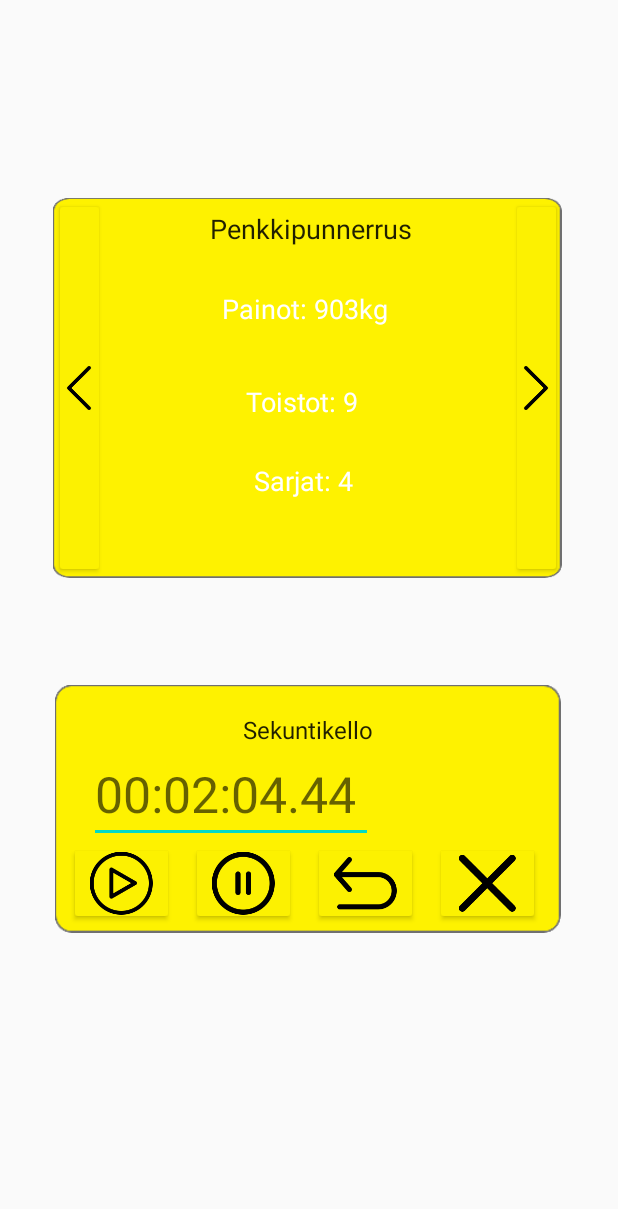
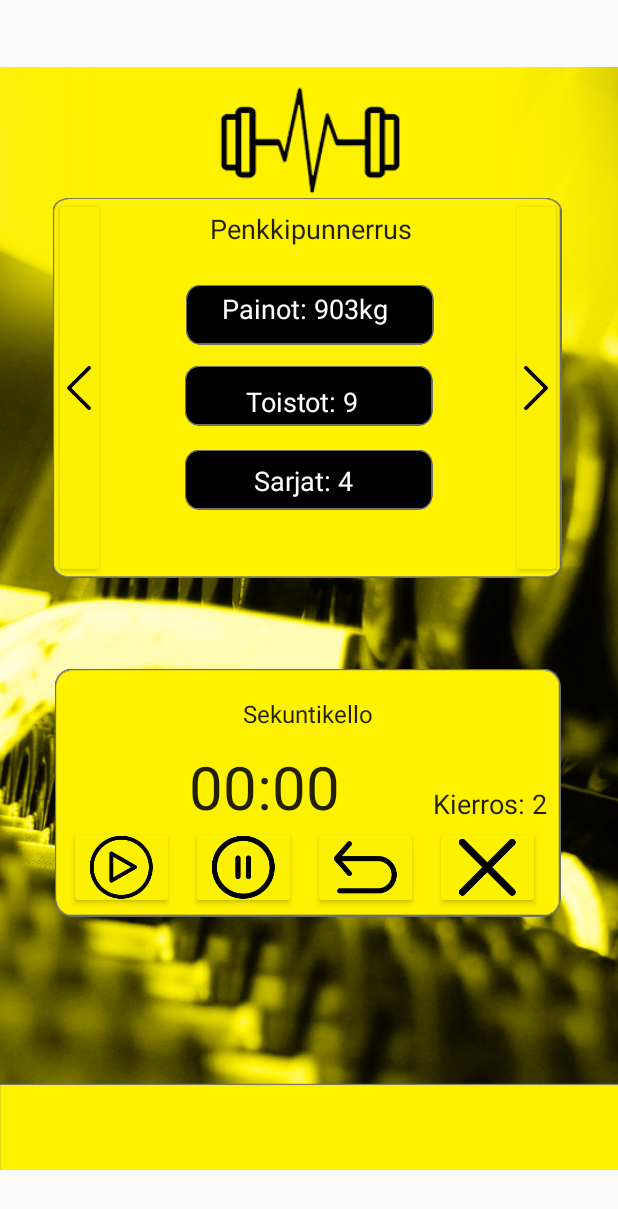
Before and after one commit to pessiraunio/USSA-1.0.2, an Android app: the harjoitusnakuma screen opened directly, with no data from a screen before it, on a phone screen of 412 x 824 dp. Shown: the top 1209 px of the screen. Run offline under Robolectric (Android 15) with nearby library versions, the phone set to English and light mode, and no system bars.

Commit message:
Toimiva sekuntikello lisätty PR

```diff
--- a/app/src/main/java/com/example/ussa_102/harjoitusnakuma.java
+++ b/app/src/main/java/com/example/ussa_102/harjoitusnakuma.java
@@ -2,11 +2,46 @@ package com.example.ussa_102;
 
 import android.app.Activity;
 import android.os.Bundle;
+import android.os.SystemClock;
+import android.view.View;
+import android.widget.Chronometer;
+
+import androidx.constraintlayout.widget.ConstraintLayout;
 
 public class harjoitusnakuma extends Activity {
+
+    private Chronometer chronometer;
+    private boolean running;
+    private long pauseOffset;
+
+
     @Override
     protected void onCreate (Bundle savedInstanceState) {
         super.onCreate(savedInstanceState);
         setContentView(R.layout.harjoitusnakuma);
+
+        chronometer=findViewById(R.id.chronometer2);
+
+    }
+
+    public void  startChronometer(View v) {
+        if (!running) {
+            chronometer.setBase(SystemClock.elapsedRealtime()-pauseOffset);
+            chronometer.start();
+            running = true;
+        }
+    }
+
+    public void  pauseChronometer(View v) {
+        if (running) {
+         chronometer.stop();
+         pauseOffset=SystemClock.elapsedRealtime()-chronometer.getBase();
+         running=false;
+        }
+    }
+    public void  resetChronometer(View v) {
+        chronometer.setBase(SystemClock.elapsedRealtime());
+        pauseOffset=0;
+
     }
 }
--- a/app/src/main/res/layout/harjoitusnakuma.xml
+++ b/app/src/main/res/layout/harjoitusnakuma.xml
@@ -1,7 +1,6 @@
 <?xml version="1.0" encoding="utf-8"?>
 <androidx.constraintlayout.widget.ConstraintLayout xmlns:android="http://schemas.android.com/apk/res/android"
     xmlns:app="http://schemas.android.com/apk/res-auto"
-    xmlns:tools="http://schemas.android.com/tools"
     android:id="@+id/tausta"
     android:layout_width="match_parent"
     android:layout_height="match_parent"
@@ -14,11 +13,11 @@
         android:layout_width="415dp"
         android:layout_height="735dp"
         android:contentDescription="@string/todo"
+        android:foreground="@drawable/layout"
         app:layout_constraintBottom_toBottomOf="parent"
         app:layout_constraintEnd_toEndOf="parent"
         app:layout_constraintStart_toStartOf="parent"
-        app:layout_constraintTop_toTopOf="parent"
-        app:srcCompat="@drawable/layout" />
+        app:layout_constraintTop_toTopOf="parent" />
 
     <View
         android:id="@+id/view2"
@@ -33,7 +32,20 @@
         app:layout_constraintEnd_toEndOf="@+id/view"
         app:layout_constraintStart_toStartOf="@+id/view"
         app:layout_constraintTop_toBottomOf="@+id/view"
-        app:layout_constraintVertical_bias="0.454" />
+        app:layout_constraintVertical_bias="0.384" />
+
+
+    <Chronometer
+        android:id="@+id/chronometer2"
+        android:layout_width="wrap_content"
+        android:layout_height="wrap_content"
+        android:textSize="40sp"
+        app:layout_constraintBottom_toBottomOf="@+id/view2"
+        app:layout_constraintEnd_toEndOf="@+id/view2"
+        app:layout_constraintHorizontal_bias="0.377"
+        app:layout_constraintStart_toStartOf="@+id/view2"
+        app:layout_constraintTop_toTopOf="@+id/view2"
+        app:layout_constraintVertical_bias="0.459" />
 
     <TextView
         android:id="@+id/textView"
@@ -48,37 +60,20 @@
         app:layout_constraintTop_toTopOf="@+id/view2"
         app:layout_constraintVertical_bias="0.13" />
 
-    <EditText
-        android:id="@+id/editText"
-        android:layout_width="189dp"
-        android:layout_height="58dp"
-        android:layout_marginBottom="2dp"
-        android:autofillHints=""
-        android:ems="10"
-        android:hint="@string/timetemplate"
-        android:inputType="time"
-        android:textSize="33sp"
-        app:layout_constraintBottom_toBottomOf="@+id/view2"
-        app:layout_constraintEnd_toEndOf="@+id/textView"
-        app:layout_constraintHorizontal_bias="1.0"
-        app:layout_constraintStart_toStartOf="@+id/textView"
-        app:layout_constraintTop_toBottomOf="@+id/textView"
-        app:layout_constraintVertical_bias="0.104" />
 
     <TextView
         android:id="@+id/textView3_StopWatchLapCount"
-        android:layout_width="97dp"
+        android:layout_width="77dp"
         android:layout_height="28dp"
-        android:layout_marginStart="6dp"
         android:text="@string/kierros_2_template"
         android:textAppearance="@style/TextAppearance.AppCompat.Body1"
         android:textSize="18sp"
-        app:layout_constraintBottom_toBottomOf="@+id/editText"
-        app:layout_constraintEnd_toStartOf="@+id/editText"
-        app:layout_constraintHorizontal_bias="0.0"
-        app:layout_constraintStart_toEndOf="@+id/editText"
-        app:layout_constraintTop_toTopOf="@+id/editText"
-        app:layout_constraintVertical_bias="0.633" />
+        app:layout_constraintBottom_toBottomOf="@+id/view2"
+        app:layout_constraintEnd_toEndOf="@+id/view2"
+        app:layout_constraintHorizontal_bias="0.969"
+        app:layout_constraintStart_toStartOf="@+id/view2"
+        app:layout_constraintTop_toTopOf="@+id/view2"
+        app:layout_constraintVertical_bias="0.562" />
 
     <Button
         android:id="@+id/buttonStopWatchPlay"
@@ -88,6 +83,7 @@
         android:backgroundTint="@color/colorUSSAkeltainen"
         android:foreground="@drawable/playbutton"
         android:foregroundGravity="center"
+        android:onClick="startChronometer"
         app:layout_constraintBottom_toBottomOf="@+id/view2"
         app:layout_constraintEnd_toEndOf="@+id/view2"
         app:layout_constraintHorizontal_bias="0.037"
@@ -104,6 +100,7 @@
         android:backgroundTint="@color/colorUSSAkeltainen"
         android:foreground="@drawable/pause"
         android:foregroundGravity="center"
+        android:onClick="pauseChronometer"
         app:layout_constraintBottom_toBottomOf="@+id/view2"
         app:layout_constraintEnd_toEndOf="@+id/view2"
         app:layout_constraintHorizontal_bias="0.33"
@@ -136,6 +133,7 @@
         android:foreground="@drawable/xsign"
         android:foregroundGravity="center"
         android:foregroundTint="#000000"
+        android:onClick="resetChronometer"
         app:layout_constraintBottom_toBottomOf="@+id/view2"
         app:layout_constraintEnd_toEndOf="@+id/view2"
         app:layout_constraintHorizontal_bias="0.976"
@@ -203,39 +201,42 @@
         android:layout_width="165dp"
         android:layout_height="55dp"
         android:contentDescription="@string/todo"
+        android:foreground="@drawable/myroutinesbox"
+        android:foregroundGravity="clip_horizontal|center"
         app:layout_constraintBottom_toBottomOf="@+id/textView7"
         app:layout_constraintEnd_toEndOf="@+id/textView7"
         app:layout_constraintHorizontal_bias="0.493"
         app:layout_constraintStart_toStartOf="@+id/textView7"
         app:layout_constraintTop_toTopOf="@+id/textView7"
-        app:layout_constraintVertical_bias="0.575"
-        app:srcCompat="@drawable/myroutinesbox" />
+        app:layout_constraintVertical_bias="0.575" />
 
     <ImageView
         android:id="@+id/imageView4"
         android:layout_width="165dp"
         android:layout_height="55dp"
         android:contentDescription="@string/todo"
+        android:foreground="@drawable/myroutinesbox"
+        android:foregroundGravity="clip_horizontal|center"
         app:layout_constraintBottom_toBottomOf="@+id/textView6"
         app:layout_constraintEnd_toEndOf="@+id/textView6"
         app:layout_constraintHorizontal_bias="0.494"
         app:layout_constraintStart_toStartOf="@+id/textView6"
         app:layout_constraintTop_toTopOf="@+id/textView6"
-        app:layout_constraintVertical_bias="0.615"
-        app:srcCompat="@drawable/myroutinesbox" />
+        app:layout_constraintVertical_bias="0.615" />
 
     <ImageView
         android:id="@+id/imageView"
         android:layout_width="165dp"
         android:layout_height="55dp"
         android:contentDescription="@string/todo"
+        android:foreground="@drawable/myroutinesbox"
+        android:foregroundGravity="clip_horizontal|center"
         app:layout_constraintBottom_toBottomOf="@+id/textViewWeights"
         app:layout_constraintEnd_toEndOf="@+id/textViewWeights"
         app:layout_constraintHorizontal_bias="0.48"
         app:layout_constraintStart_toStartOf="@+id/textViewWeights"
         app:layout_constraintTop_toTopOf="@+id/textViewWeights"
-        app:layout_constraintVertical_bias="0.354"
-        app:srcCompat="@drawable/myroutinesbox" />
+        app:layout_constraintVertical_bias="0.354" />
 
     <TextView
         android:id="@+id/textView6"
```
